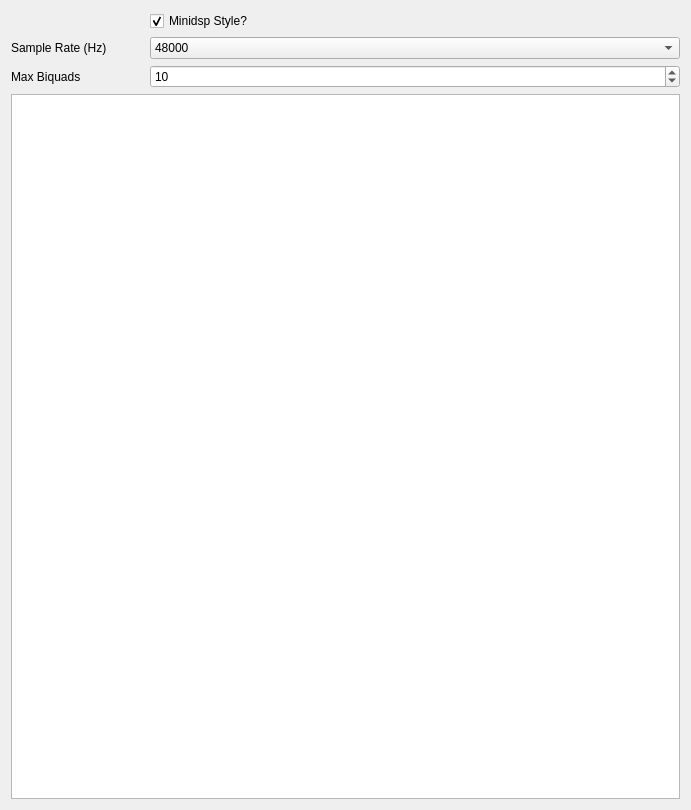
First picture: the form in src/main/python/ui/biquad.ui, repository 3ll3d00d/beqdesigner, before the edit.
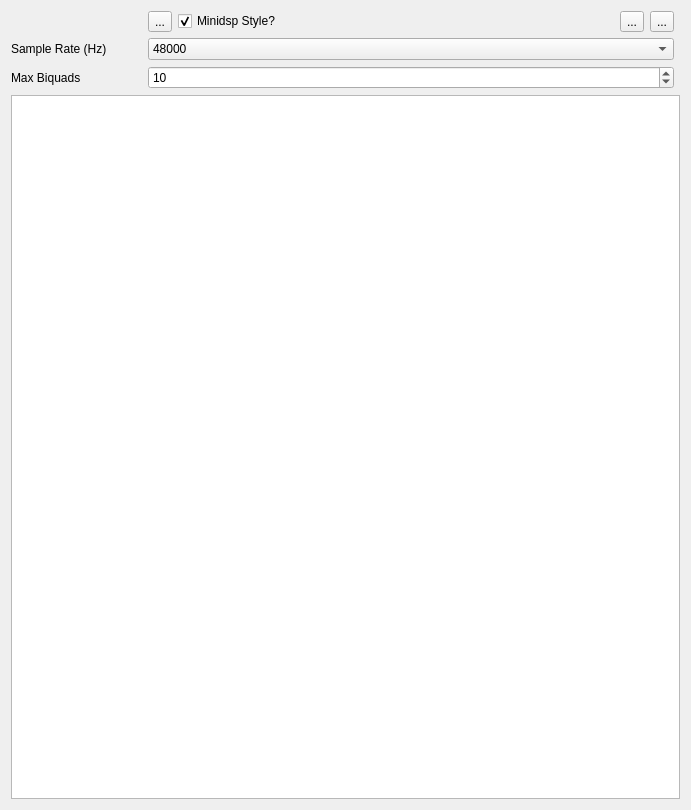
Second picture: the form after the edit.

Commit message: usability enhancements to biquad export #161

What changed in the file:
```diff
--- a/src/main/python/ui/biquad.ui
+++ b/src/main/python/ui/biquad.ui
@@ -13,7 +13,26 @@
   <property name="windowTitle">
    <string>Export Biquads</string>
   </property>
-  <layout class="QGridLayout" name="gridLayout" columnstretch="1,4">
+  <layout class="QGridLayout" name="gridLayout" columnstretch="1,4,0">
+   <item row="2" column="1">
+    <widget class="QComboBox" name="fs">
+     <item>
+      <property name="text">
+       <string>48000</string>
+      </property>
+     </item>
+     <item>
+      <property name="text">
+       <string>96000</string>
+      </property>
+     </item>
+     <item>
+      <property name="text">
+       <string>192000</string>
+      </property>
+     </item>
+    </widget>
+   </item>
    <item row="3" column="0">
     <widget class="QLabel" name="maxBiquadsLabel">
      <property name="text">
@@ -21,16 +40,6 @@
      </property>
     </widget>
    </item>
-   <item row="1" column="1">
-    <widget class="QCheckBox" name="minidspFormat">
-     <property name="text">
-      <string>Minidsp Style?</string>
-     </property>
-     <property name="checked">
-      <bool>true</bool>
-     </property>
-    </widget>
-   </item>
    <item row="2" column="0">
     <widget class="QLabel" name="fsLabel">
      <property name="text">
@@ -38,40 +47,6 @@
      </property>
     </widget>
    </item>
-   <item row="2" column="1">
-    <widget class="QComboBox" name="fs">
-     <item>
-      <property name="text">
-       <string>48000</string>
-      </property>
-     </item>
-     <item>
-      <property name="text">
-       <string>96000</string>
-      </property>
-     </item>
-     <item>
-      <property name="text">
-       <string>192000</string>
-      </property>
-     </item>
-    </widget>
-   </item>
-   <item row="4" column="0" colspan="2">
-    <widget class="QPlainTextEdit" name="biquads">
-     <property name="font">
-      <font>
-       <family>Consolas</family>
-      </font>
-     </property>
-     <property name="readOnly">
-      <bool>true</bool>
-     </property>
-     <property name="textInteractionFlags">
-      <set>Qt::TextSelectableByKeyboard|Qt::TextSelectableByMouse</set>
-     </property>
-    </widget>
-   </item>
    <item row="3" column="1">
     <widget class="QSpinBox" name="maxBiquads">
      <property name="minimum">
@@ -85,6 +60,56 @@
      </property>
     </widget>
    </item>
+   <item row="4" column="0" colspan="3">
+    <widget class="QPlainTextEdit" name="biquads">
+     <property name="font">
+      <font>
+       <family>Consolas</family>
+      </font>
+     </property>
+     <property name="readOnly">
+      <bool>true</bool>
+     </property>
+     <property name="textInteractionFlags">
+      <set>Qt::TextSelectableByKeyboard|Qt::TextSelectableByMouse</set>
+     </property>
+    </widget>
+   </item>
+   <item row="1" column="1">
+    <layout class="QHBoxLayout" name="horizontalLayout">
+     <item>
+      <widget class="QToolButton" name="setDefaults">
+       <property name="text">
+        <string>...</string>
+       </property>
+      </widget>
+     </item>
+     <item>
+      <widget class="QCheckBox" name="minidspFormat">
+       <property name="text">
+        <string>Minidsp Style?</string>
+       </property>
+       <property name="checked">
+        <bool>true</bool>
+       </property>
+      </widget>
+     </item>
+     <item>
+      <widget class="QToolButton" name="saveToFile">
+       <property name="text">
+        <string>...</string>
+       </property>
+      </widget>
+     </item>
+     <item>
+      <widget class="QToolButton" name="copyToClipboardBtn">
+       <property name="text">
+        <string>...</string>
+       </property>
+      </widget>
+     </item>
+    </layout>
+   </item>
   </layout>
  </widget>
  <resources/>
```
Left out of the diff: 51 changed lines with no effect on the pictures. The commit also changes 3 other files.
